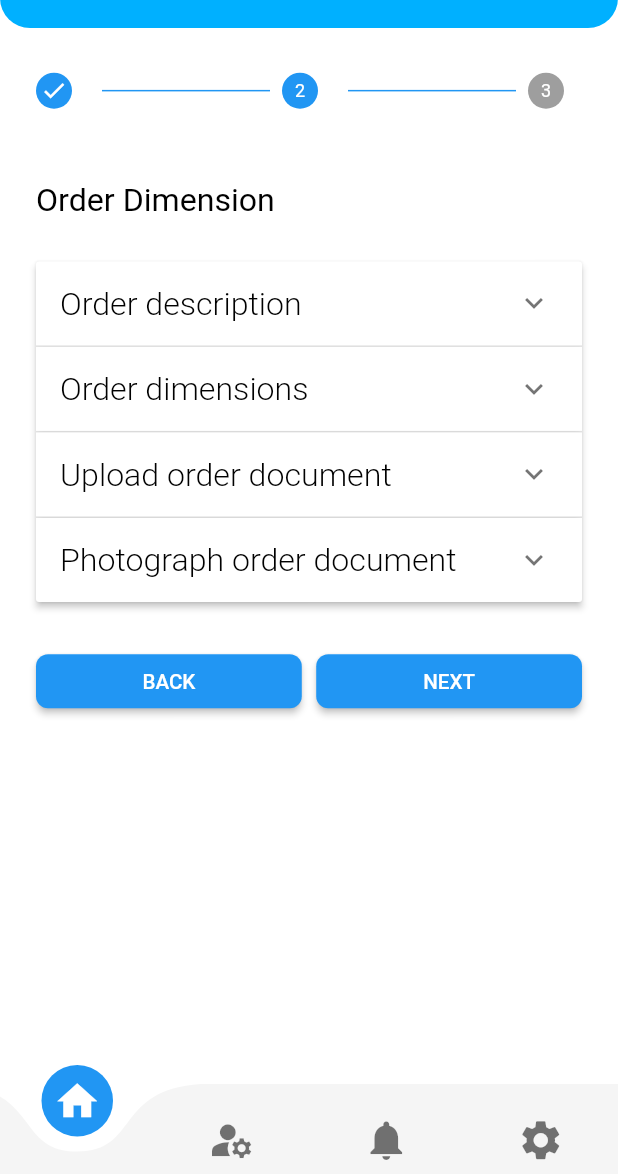
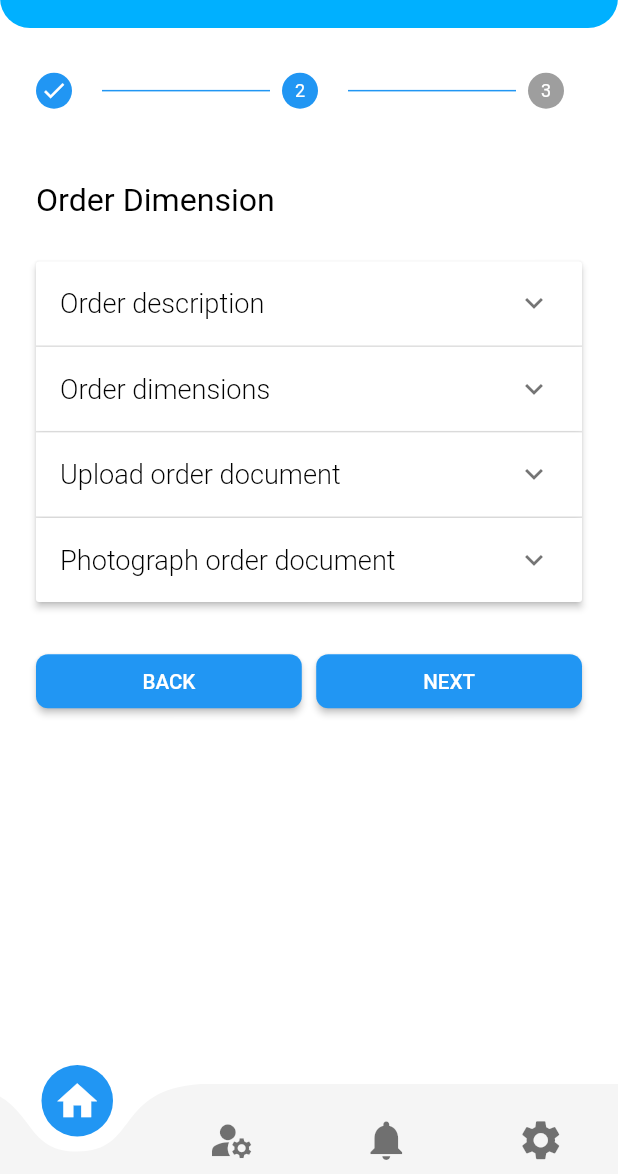
Before and after one commit to rupal-tripund/shipping_app, a Flutter app: the newOrderMultipleForm screen opened directly, after a tap on an icon or button, on a phone screen of 412 x 824 dp, the part 62-1236 px from its top. Run offline on Flutter 3.47's test engine with Material 2 defaults, Android fonts, the phone set to English and light mode, and no system bars; drawn by our look-alikes of curved_navigation_bar; our stand-ins replace email_validator, file_picker, input_quantity, open_file, readmore, timeline_tile; missing offline and left inert: syncfusion_flutter_pdf.

Commit message:
Changed textField size in new order page.

```diff
--- a/lib/screens/order/new_order_screens/add_order_details.dart
+++ b/lib/screens/order/new_order_screens/add_order_details.dart
@@ -91,7 +91,7 @@ class _addOrderDetailsState extends State<addOrderDetails> {
                   child: TextFormField(
                     controller: NumOfItems,
                     decoration: InputDecoration(
-                      contentPadding: EdgeInsets.symmetric(vertical: (size.height / 75), horizontal: (size.width / 90)),
+                      contentPadding: EdgeInsets.symmetric(vertical: (size.height / 78), horizontal: (size.width / 90)),
                       prefixIcon: const Icon(Icons.numbers_outlined),
                       border: OutlineInputBorder(
                         borderRadius: BorderRadius.all(Radius.circular(8)),
@@ -112,7 +112,7 @@ class _addOrderDetailsState extends State<addOrderDetails> {
                 child: DropdownButtonHideUnderline(
                   child: DropdownButtonFormField(
                     decoration: InputDecoration(
-                      contentPadding: EdgeInsets.symmetric(vertical: (size.height / 80), horizontal: (size.width / 90)),
+                      contentPadding: EdgeInsets.symmetric(vertical: (size.height / 84), horizontal: (size.width / 90)),
                       prefixIcon: const Icon(Icons.shopping_cart),
                       hintText: 'Product',
                       border: OutlineInputBorder(
--- a/lib/screens/order/new_order_screens/add_order_dimension.dart
+++ b/lib/screens/order/new_order_screens/add_order_dimension.dart
@@ -87,7 +87,7 @@ class _PanelWidgetState extends State<PanelWidget> {
                 title: Text(
                   item.header,
                   style: TextStyle(
-                    fontSize: Style.sizeSubTitle * 1.3,
+                    fontSize: Style.sizeSubTitle * 1.1,
                     fontWeight: FontWeight.w300,
                     color: Style.textColorLight,
                   ),
@@ -117,12 +117,10 @@ class getOrderDescriptionTextFields extends StatefulWidget {
 class _getOrderDescriptionTextFieldsState extends State<getOrderDescriptionTextFields> {
   List<TextEditingController> descriptionControllers = [];
   List<Container> descriptionTextFields = [];
-
    void createControllers() {
      for (var i = 0; i < _nItem; i++) {
        descriptionControllers.add(TextEditingController());
      }
-     createTextFields();
    }
 
    void disposeControllersAndTextFields(){
@@ -133,7 +131,8 @@ class _getOrderDescriptionTextFieldsState extends State<getOrderDescriptionTextF
      descriptionTextFields = [];
    }
 
-   void createTextFields(){
+   void createTextFields(Size size){
+     descriptionTextFields = [];
      for (var i = 0; i < _nItem; i++) {
        descriptionTextFields.add(
          Container(
@@ -144,12 +143,15 @@ class _getOrderDescriptionTextFieldsState extends State<getOrderDescriptionTextF
            child: TextFormField(
              controller: descriptionControllers[i],
              decoration: InputDecoration(
+               contentPadding: EdgeInsets.symmetric(vertical: (size.height / 75), horizontal: (size.width / 90)),
                prefixIcon: const Icon(Icons.description),
                border: OutlineInputBorder(
-               borderSide: const BorderSide(color: Colors.grey, width: 1),
+                 borderRadius: BorderRadius.all(Radius.circular(8)),
+                 borderSide: BorderSide(width: 0.90 , color: Colors.grey),
                ),
                enabledBorder: OutlineInputBorder(
-               borderSide: const BorderSide(color: Colors.grey, width: 1),
+                 borderRadius: BorderRadius.all(Radius.circular(8)),
+                 borderSide: BorderSide(width: 0.95, color: Colors.grey),
                ),
                hintText: 'Enter item '+(i+1).toString()+ ' description',
              ),
@@ -178,6 +180,8 @@ class _getOrderDescriptionTextFieldsState extends State<getOrderDescriptionTextF
   }
   @override
   Widget build(BuildContext context) {
+    var size =  MediaQuery.of(context).size;
+    createTextFields(size);
     return Container(
       padding: EdgeInsets.symmetric(
         horizontal: MediaQuery.of(context).size.width < 450
@@ -221,14 +225,15 @@ class _getOrderDimensionState extends State<getOrderDimension> {
       dimensionWidthControllers.add(TextEditingController());
       dimensionHeightControllers.add(TextEditingController());
     }
-    createFields();
+    dimensionTextFields = [];
   }
 
   void setQuantity(int value, int index){
     _productQuantity[index] = value;
   }
 
-  void createFields(){
+  void createFields(Size size){
+    dimensionTextFields = [];
     for (var i = 0; i < _productNames.length; i++) {
       dimensionTextFields.add(
         Container(
@@ -296,12 +301,15 @@ class _getOrderDimensionState extends State<getOrderDimension> {
               TextFormField(
                 controller: dimensionLengthControllers[i],
                 decoration: InputDecoration(
+                  contentPadding: EdgeInsets.symmetric(vertical: (size.height / 75), horizontal: (size.width / 90)),
                   prefixIcon: const Icon(Icons.description),
                   border: OutlineInputBorder(
-                    borderSide: const BorderSide(color: Colors.grey, width: 1),
+                    borderRadius: BorderRadius.all(Radius.circular(8)),
+                    borderSide: BorderSide(width: 0.90 , color: Colors.grey),
                   ),
                   enabledBorder: OutlineInputBorder(
-                    borderSide: const BorderSide(color: Colors.grey, width: 1),
+                    borderRadius: BorderRadius.all(Radius.circular(8)),
+                    borderSide: BorderSide(width: 0.95, color: Colors.grey),
                   ),
                   hintText: 'Enter order length',
                 ),
@@ -319,12 +327,15 @@ class _getOrderDimensionState extends State<getOrderDimension> {
               TextFormField(
                 controller: dimensionWidthControllers[i],
                 decoration: InputDecoration(
+                  contentPadding: EdgeInsets.symmetric(vertical: (size.height / 75), horizontal: (size.width / 90)),
                   prefixIcon: const Icon(Icons.description),
                   border: OutlineInputBorder(
-                    borderSide: const BorderSide(color: Colors.grey, width: 1),
+                    borderRadius: BorderRadius.all(Radius.circular(8)),
+                    borderSide: BorderSide(width: 0.90 , color: Colors.grey),
                   ),
                   enabledBorder: OutlineInputBorder(
-                    borderSide: const BorderSide(color: Colors.grey, width: 1),
+                    borderRadius: BorderRadius.all(Radius.circular(8)),
+                    borderSide: BorderSide(width: 0.95, color: Colors.grey),
                   ),
                   hintText: 'Enter order width',
                 ),
@@ -342,12 +353,15 @@ class _getOrderDimensionState extends State<getOrderDimension> {
               TextFormField(
                 controller: dimensionHeightControllers[i],
                 decoration: InputDecoration(
+                  contentPadding: EdgeInsets.symmetric(vertical: (size.height / 75), horizontal: (size.width / 90)),
                   prefixIcon: const Icon(Icons.description),
                   border: OutlineInputBorder(
-                    borderSide: const BorderSide(color: Colors.grey, width: 1),
+                    borderRadius: BorderRadius.all(Radius.circular(8)),
+                    borderSide: BorderSide(width: 0.90 , color: Colors.grey),
                   ),
                   enabledBorder: OutlineInputBorder(
-                    borderSide: const BorderSide(color: Colors.grey, width: 1),
+                    borderRadius: BorderRadius.all(Radius.circular(8)),
+                    borderSide: BorderSide(width: 0.95, color: Colors.grey),
                   ),
                   hintText: 'Enter order height',
                 ),
@@ -379,6 +393,7 @@ class _getOrderDimensionState extends State<getOrderDimension> {
     }
     dimensionLengthControllers = [];
     dimensionWidthControllers = [];
+    dimensionHeightControllers = [];
     dimensionTextFields = [];
   }
 
@@ -394,6 +409,8 @@ class _getOrderDimensionState extends State<getOrderDimension> {
   }
   @override
   Widget build(BuildContext context) {
+    var size = MediaQuery.of(context).size;
+    createFields(size);
     return Container(
       padding: EdgeInsets.symmetric(
         horizontal: MediaQuery.of(context).size.width < 450
```
Lines whose indentation alone changed are shown as unchanged.
